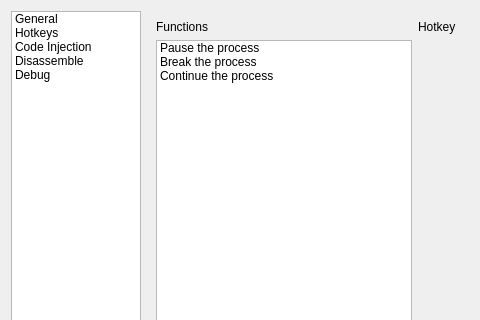
First picture: the form in GUI/SettingsDialog.ui, repository korcankaraokcu/PINCE, before the edit; both pictures show x 0 to 480 and y 0 to 320 of the 658 by 558 pixel window.
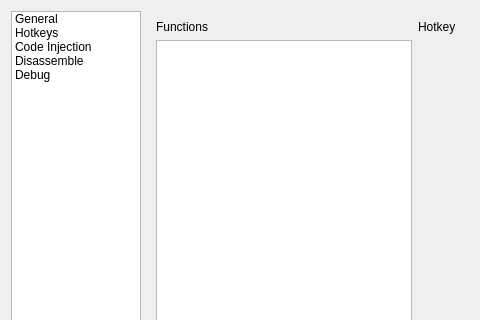
Second picture: the form after the edit. The open tabs and pages were chosen to show the change.

Commit message: Reworked settings Added toggle_attach setting template

What changed in the file:
```diff
--- a/GUI/SettingsDialog.ui
+++ b/GUI/SettingsDialog.ui
@@ -208,21 +208,6 @@
                  <property name="currentRow">
                   <number>-1</number>
                  </property>
-                 <item>
-                  <property name="text">
-                   <string>Pause the process</string>
-                  </property>
-                 </item>
-                 <item>
-                  <property name="text">
-                   <string>Break the process</string>
-                  </property>
-                 </item>
-                 <item>
-                  <property name="text">
-                   <string>Continue the process</string>
-                  </property>
-                 </item>
                 </widget>
                </item>
               </layout>
```
The commit also changes 5 other files.
